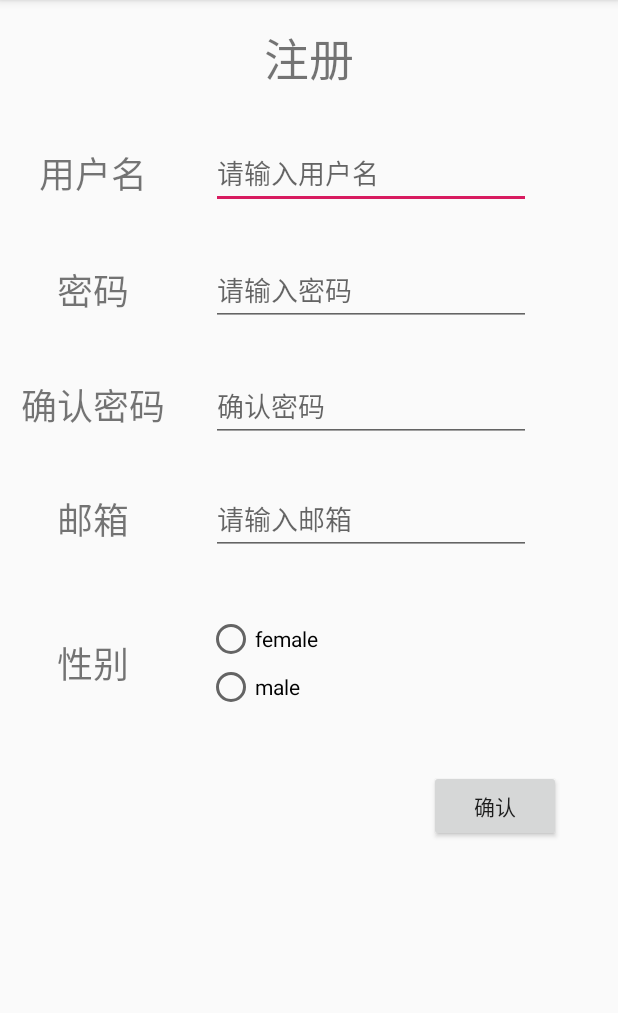
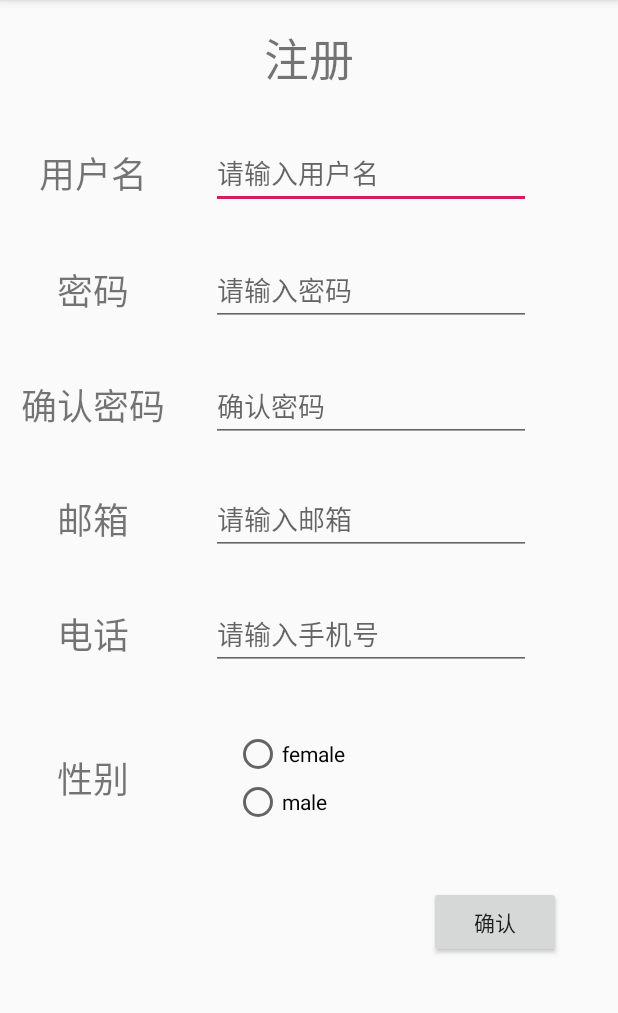
Before and after one commit to Jeremy-Zhang-cn/AndroidTest, an Android app: the Register screen opened directly, with no data from a screen before it, after a tap on "确认", on a phone screen of 412 x 824 dp, the part 84-1097 px from its top. Run offline under Robolectric (Android 15) with nearby library versions, the light colour scheme and no system bars.

Commit message:
20190916—_课堂练习，对象序列化。

```diff
--- a/expr_1/src/main/AndroidManifest.xml
+++ b/expr_1/src/main/AndroidManifest.xml
@@ -9,7 +9,9 @@
 		android:roundIcon="@mipmap/ic_launcher_round"
 		android:supportsRtl="true"
 		android:theme="@style/AppTheme">
-		<activity android:name=".register_success"></activity>
+		<activity android:name=".userInfo_Change"></activity>
+		<activity android:name=".show_Info" />
+		<activity android:name=".register_success" />
 		<activity android:name=".Register" />
 		<activity android:name=".Change_pwd" />
 		<activity android:name=".Activity2" />
--- a/expr_1/src/main/java/com/example/expr_1/Register.java
+++ b/expr_1/src/main/java/com/example/expr_1/Register.java
@@ -14,7 +14,7 @@ import androidx.appcompat.app.AppCompatActivity;
 public class Register extends AppCompatActivity {
 
 	private Button confirm;
-	private EditText name,passwd,passwdConfirm;
+	private EditText name,passwd,passwdConfirm,email,phone;
 	private RadioButton male_Button,female_Button;
 	private RadioGroup Gender;
 
@@ -30,6 +30,8 @@ public class Register extends AppCompatActivity {
 		name = findViewById(R.id.register_name);
 		passwd = findViewById(R.id.register_pwd);
 		passwdConfirm = findViewById(R.id.register_pwdConfirm);
+		email = findViewById(R.id.register_Email);
+		phone = findViewById(R.id.register_Phone);
 
 		Gender.setOnCheckedChangeListener(new RadioGroup.OnCheckedChangeListener() {
 			@Override
@@ -40,7 +42,7 @@ public class Register extends AppCompatActivity {
 		});
 
 		//为确认按钮添加监听器，实现对文本框内容判断并进行页面跳转
-		confirm.setOnClickListener(new View.OnClickListener() {
+		/*confirm.setOnClickListener(new View.OnClickListener() {
 			@Override
 			public void onClick(View view) {
 				if ((name.getText().toString().equals("")) || (passwd.getText().toString().equals("")) || (passwdConfirm.getText().toString().equals(""))) {
@@ -52,6 +54,28 @@ public class Register extends AppCompatActivity {
 					startActivity(intent);
 				}
 			}
+		});*/
+
+		confirm.setOnClickListener(new View.OnClickListener() {
+			@Override
+			public void onClick(View view) {
+				if ((name.getText().toString().equals("")) || (passwd.getText().toString().equals("")) || (passwdConfirm.getText().toString().equals(""))) {
+					Toast.makeText(Register.this,"请完善用户信息",Toast.LENGTH_LONG).show();
+				} else {
+					Toast.makeText(Register.this,"注册成功",Toast.LENGTH_LONG).show();
+					String userName = name.getText().toString();
+					String userPasswd = passwd.getText().toString();
+					String userPasswdConfirm = passwdConfirm.getText().toString();
+					String userEmail = email.getText().toString();
+					String userPhone = phone.getText().toString();
+					userInfo user1 = new userInfo(userName,userPasswd,userPhone,userEmail);
+					Bundle bundle = new Bundle();
+					bundle.putSerializable("info",user1);
+					Intent intent = new Intent(Register.this,show_Info.class);
+					intent.putExtras(bundle);
+					startActivity(intent);
+				}
+			}
 		});
 
 	}
--- a/expr_1/src/main/res/layout/activity_register.xml
+++ b/expr_1/src/main/res/layout/activity_register.xml
@@ -137,7 +137,7 @@
 		android:layout_width="wrap_content"
 		android:layout_height="wrap_content"
 		android:orientation="horizontal"
-		app:layout_constraintGuide_percent="0.65" />
+		app:layout_constraintGuide_percent="0.75" />
 
 	<TextView
 		android:id="@+id/gender_Tag"
@@ -156,6 +156,7 @@
 		android:layout_height="wrap_content"
 		android:layout_marginStart="52dp"
 		app:layout_constraintBottom_toTopOf="@+id/guideline22"
+		app:layout_constraintEnd_toStartOf="@+id/guideline19"
 		app:layout_constraintStart_toEndOf="@+id/gender_Tag"
 		app:layout_constraintTop_toTopOf="@+id/guideline24">
 
@@ -177,7 +178,7 @@
 		android:layout_width="wrap_content"
 		android:layout_height="wrap_content"
 		android:orientation="horizontal"
-		app:layout_constraintGuide_percent="0.7" />
+		app:layout_constraintGuide_percent="0.8" />
 
 	<Button
 		android:id="@+id/register_confirm"
@@ -194,7 +195,7 @@
 		android:layout_width="wrap_content"
 		android:layout_height="wrap_content"
 		android:orientation="horizontal"
-		app:layout_constraintGuide_percent="0.5" />
+		app:layout_constraintGuide_percent="0.6" />
 
 	<TextView
 		android:id="@+id/register_EmailTag"
@@ -202,7 +203,7 @@
 		android:layout_height="wrap_content"
 		android:text="@string/register_email"
 		android:textSize="24sp"
-		app:layout_constraintBottom_toTopOf="@+id/guideline24"
+		app:layout_constraintBottom_toTopOf="@+id/guideline32"
 		app:layout_constraintEnd_toStartOf="@+id/guideline18"
 		app:layout_constraintStart_toStartOf="@+id/guideline18"
 		app:layout_constraintTop_toTopOf="@+id/guideline21" />
@@ -215,9 +216,40 @@
 		android:hint="@string/register_emailHint"
 		android:importantForAutofill="no"
 		android:inputType="text"
-		app:layout_constraintBottom_toTopOf="@+id/guideline24"
+		app:layout_constraintBottom_toTopOf="@+id/guideline32"
 		app:layout_constraintEnd_toStartOf="@+id/guideline19"
 		app:layout_constraintStart_toStartOf="@+id/guideline19"
 		app:layout_constraintTop_toTopOf="@+id/guideline21" />
 
+	<androidx.constraintlayout.widget.Guideline
+		android:id="@+id/guideline32"
+		android:layout_width="wrap_content"
+		android:layout_height="wrap_content"
+		android:orientation="horizontal"
+		app:layout_constraintGuide_percent="0.5" />
+
+	<TextView
+		android:id="@+id/register_PhoneTag"
+		android:layout_width="wrap_content"
+		android:layout_height="wrap_content"
+		android:text="@string/register_PhoneTag"
+		android:textSize="24sp"
+		app:layout_constraintBottom_toTopOf="@+id/guideline24"
+		app:layout_constraintEnd_toStartOf="@+id/guideline18"
+		app:layout_constraintStart_toStartOf="@+id/guideline18"
+		app:layout_constraintTop_toTopOf="@+id/guideline32" />
+
+	<EditText
+		android:id="@+id/register_Phone"
+		android:layout_width="wrap_content"
+		android:layout_height="wrap_content"
+		android:ems="10"
+		android:hint="@string/register_PhoneHint"
+		android:inputType="textPersonName"
+		app:layout_constraintBottom_toTopOf="@+id/guideline24"
+		app:layout_constraintEnd_toStartOf="@+id/guideline19"
+		app:layout_constraintStart_toStartOf="@+id/guideline19"
+		app:layout_constraintTop_toTopOf="@+id/guideline32"
+		android:importantForAutofill="no" />
+
 </androidx.constraintlayout.widget.ConstraintLayout>
--- a/expr_1/src/main/res/values/strings.xml
+++ b/expr_1/src/main/res/values/strings.xml
@@ -23,4 +23,8 @@
 	<string name="gender_tag">性别</string>
 	<string name="register_email">邮箱</string>
 	<string name="register_emailHint">请输入邮箱</string>
+	<string name="info_Change">修改信息</string>
+	<string name="register_PhoneTag">电话</string>
+	<string name="register_PhoneHint">请输入手机号</string>
+	<string name="changedInfo_Name">用户名</string>
 </resources>
```
Also changed, not shown: expr_1/src/main/java/com/example/expr_1/show_Info.java (added, +44 -0 lines), expr_1/src/main/java/com/example/expr_1/userInfo.java (added, +56 -0 lines), expr_1/src/main/java/com/example/expr_1/userInfo_Change.java (added, +14 -0 lines), expr_1/src/main/res/layout/activity_show__info.xml (added, +110 -0 lines), expr_1/src/main/res/layout/activity_user_info__change.xml (added, +168 -0 lines).
